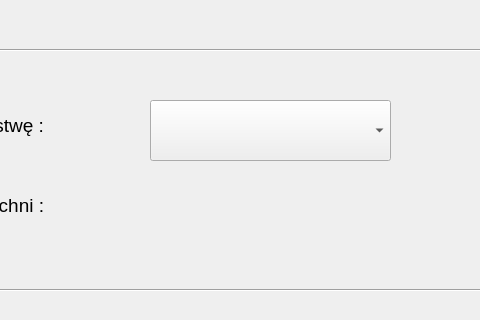
Old version of the form PROJ_INF_2_v2_dialog_base.ui in the repository milcie/PROJ_INF_2_v2; both pictures show x 170 to 650 and y 350 to 670 of the 967 by 756 pixel window.
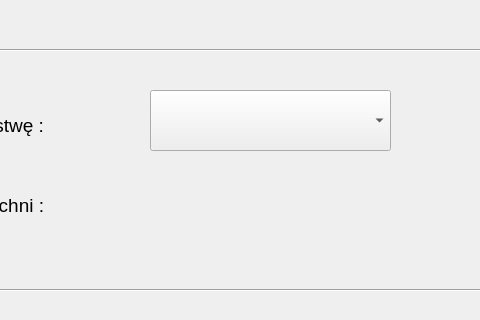
New version of the form. Custom widgets are drawn as their Qt base class.

Commit message: porawa działania interfejsu

What changed in the file:
```diff
--- a/PROJ_INF_2_v2_dialog_base.ui
+++ b/PROJ_INF_2_v2_dialog_base.ui
@@ -189,8 +189,8 @@
   <widget class="QLabel" name="wynik_pole">
    <property name="geometry">
     <rect>
-     <x>310</x>
-     <y>440</y>
+     <x>260</x>
+     <y>520</y>
      <width>181</width>
      <height>61</height>
     </rect>
@@ -226,7 +226,7 @@
    <property name="geometry">
     <rect>
      <x>320</x>
-     <y>450</y>
+     <y>440</y>
      <width>241</width>
      <height>61</height>
     </rect>
```
